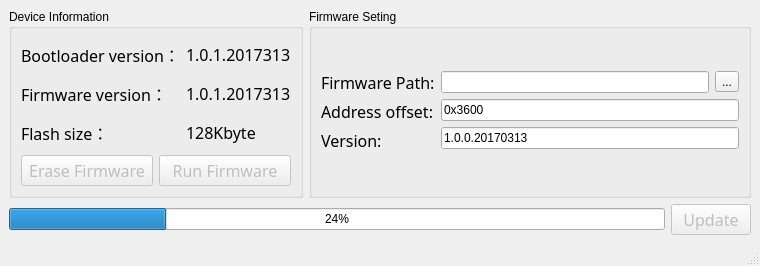
First picture: the form in UpdateFirmware/updatefirmware.ui, repository RainRainLiu/LynnFly-Station, before the edit.
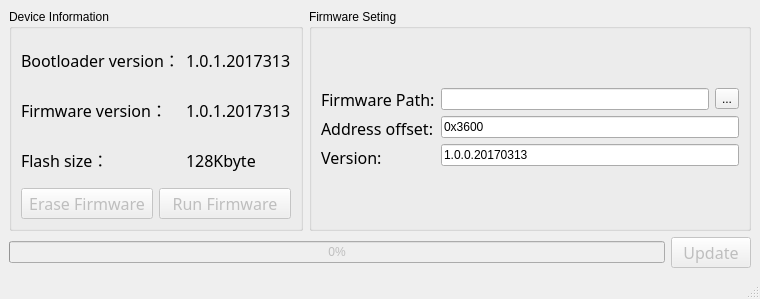
Second picture: the form after the edit. Icons and pictures are not drawn.

Diff of the .ui file:
```diff
--- a/UpdateFirmware/updatefirmware.ui
+++ b/UpdateFirmware/updatefirmware.ui
@@ -7,7 +7,7 @@
     <x>0</x>
     <y>0</y>
     <width>760</width>
-    <height>266</height>
+    <height>299</height>
    </rect>
   </property>
   <property name="windowTitle">
@@ -278,8 +278,11 @@
        <layout class="QGridLayout" name="gridLayout_13">
         <item row="0" column="0">
          <widget class="QProgressBar" name="progressBar">
+          <property name="enabled">
+           <bool>false</bool>
+          </property>
           <property name="value">
-           <number>24</number>
+           <number>0</number>
           </property>
          </widget>
         </item>
```
Left out of the diff: 4 changed lines with no effect on the pictures.
